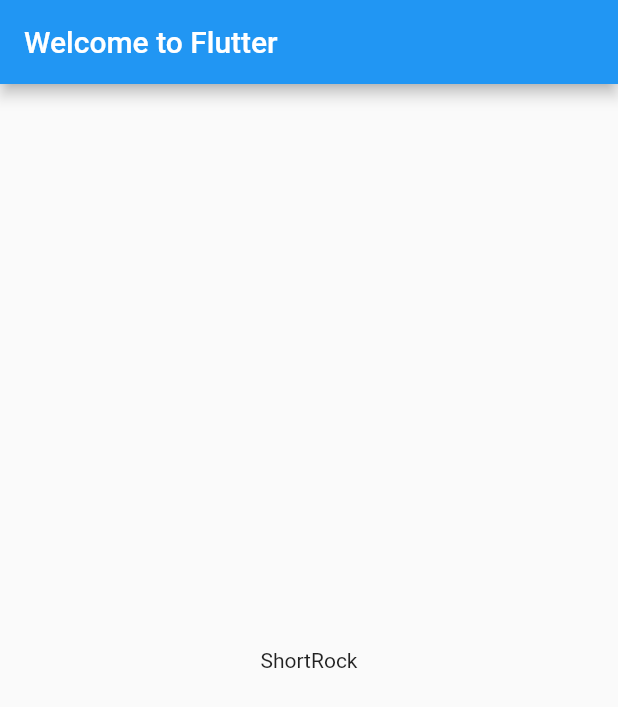
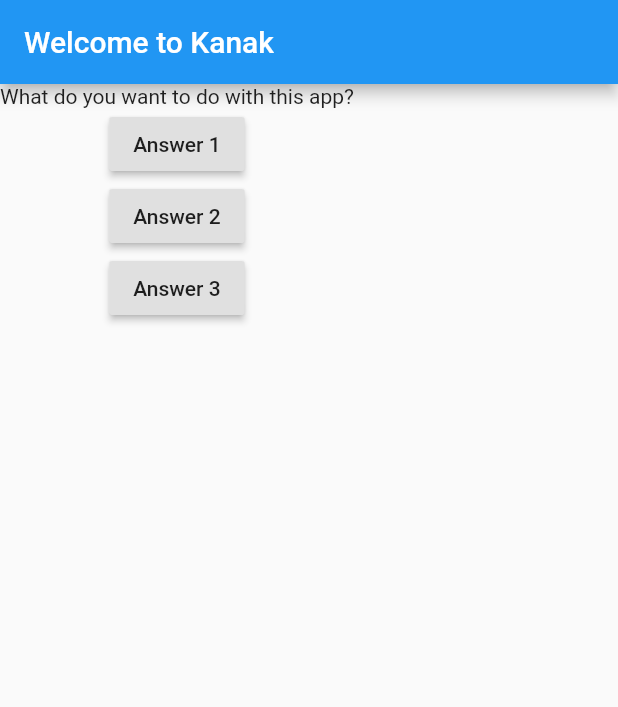
Before and after one commit to coden-labs/kanak, a Flutter app: the screen it shows after launch, on a phone screen of 412 x 824 dp. Shown: the top 707 px of the screen. Run offline on Flutter 3.47's test engine with Material 2 defaults, Android fonts, the phone set to English and light mode, and no system bars.

Commit message:
Update main.dart
Following along on the flutter tutorial we update the main.dart method to now contain a stateful widget with a user action.

```diff
--- a/kanak_flutter/lib/main.dart
+++ b/kanak_flutter/lib/main.dart
@@ -3,23 +3,46 @@
 // found in the LICENSE file.
 
 import 'package:flutter/material.dart';
-import 'package:english_words/english_words.dart';
 
 void main() => runApp(MyApp());
 
-class MyApp extends StatelessWidget {
+class MyApp extends StatefulWidget {
+  @override
+  State<StatefulWidget> createState() {
+    return _MyAppState();
+  }
+}
+
+
+class _MyAppState extends State<MyApp> {
+  var _questionIndex = 0;
+  var _questions = [
+    "What do you want to do with this app?",
+    "Do you know how much you are worth?",
+    "Where do you live in terms of taxation?",
+  ];
+
+  void _answerQuestion() {
+    setState(() {
+      _questionIndex = _questionIndex + 1;
+      _questionIndex = _questionIndex % _questions.length;
+    });
+  }
+
   @override
   Widget build(BuildContext context) {
-    final wordPair = WordPair.random();
     return MaterialApp(
-      title: 'Welcome to Flutter',
+      title: 'Welcome to Kanak',
       home: Scaffold(
         appBar: AppBar(
-          title: const Text('Welcome to Flutter'),
+          title: const Text('Welcome to Kanak'),
         ),
-        body: Center(
-          child: Text(wordPair.asPascalCase),
-        ),
+        body: Column(children: [
+          Text(_questions[_questionIndex]),
+          RaisedButton(child: Text('Answer 1'), onPressed: _answerQuestion),
+          RaisedButton(child: Text('Answer 2'), onPressed: _answerQuestion),
+          RaisedButton(child: Text('Answer 3'), onPressed: _answerQuestion),
+        ]),
       ),
     );
   }
```
Also changed, not shown: kanak_flutter/pubspec.lock.
